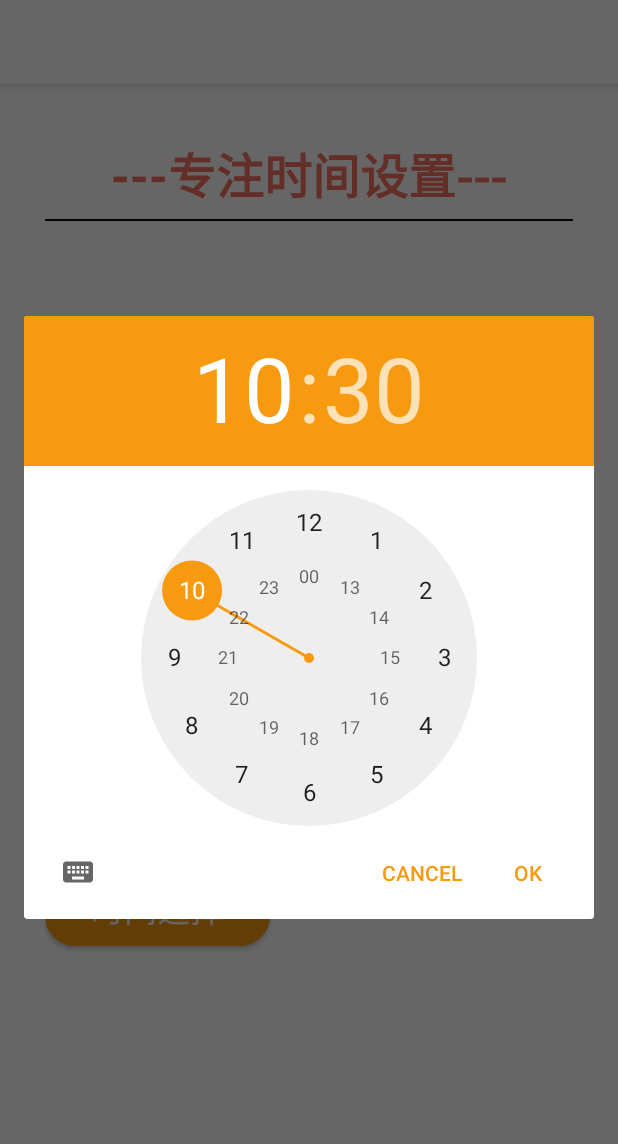
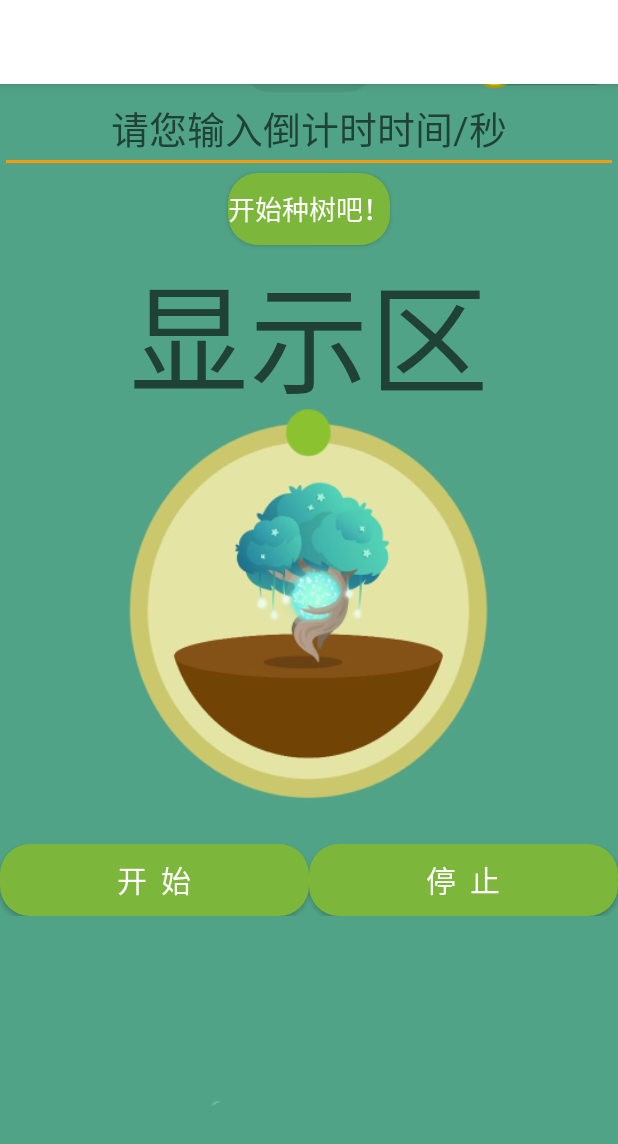
Before and after one commit to SongXingchen19/com.swufe.work, an Android app: the MainActivity screen opened directly, with no data from a screen before it, after a tap on "时间选择", on a phone screen of 412 x 824 dp. Shown: the top 1144 px of the screen. Run offline under Robolectric (Android 15) with nearby library versions, the phone set to English and light mode, and no system bars.

Commit message:
activity_main 界面设计 第8次 添加跳转页面 SecondActivity activty_second

```diff
--- a/app/src/main/AndroidManifest.xml
+++ b/app/src/main/AndroidManifest.xml
@@ -4,11 +4,12 @@
 
     <application
         android:allowBackup="true"
-        android:icon="@mipmap/bg2"
+        android:icon="@mipmap/bg3"
         android:label="@string/app_name"
-        android:roundIcon="@mipmap/bg2"
+        android:roundIcon="@mipmap/bg3"
         android:supportsRtl="true"
         android:theme="@style/AppTheme">
+        <activity android:name=".SecondActivity"></activity>
         <activity android:name=".ThirdActivity">
             <intent-filter>
                 <action android:name="android.intent.action.MAIN" />
@@ -16,9 +17,7 @@
                 <category android:name="android.intent.category.LAUNCHER" />
             </intent-filter>
         </activity>
-        <activity android:name=".MainActivity">
-
-        </activity>
+        <activity android:name=".MainActivity"></activity>
     </application>
 
 </manifest>
--- a/app/src/main/java/com/swufe/comswufework/MainActivity.java
+++ b/app/src/main/java/com/swufe/comswufework/MainActivity.java
@@ -50,6 +50,10 @@ public class MainActivity extends AppCompatActivity implements View.OnClickListe
         calendar = Calendar.getInstance();
 
 
+
+        //跳转到计时页面
+        Button button = (Button) findViewById(R.id.time);
+
     }
 
     @Override
@@ -62,7 +66,9 @@ public class MainActivity extends AppCompatActivity implements View.OnClickListe
                 showDialogTwo();
                 break;
             case R.id.time:
-                showTime();
+                Intent intent = new Intent();
+                intent.setClass(MainActivity.this,SecondActivity.class);
+                startActivity(intent);
                 break;
         }
     }
@@ -145,7 +151,9 @@ public class MainActivity extends AppCompatActivity implements View.OnClickListe
         dialog.getWindow().setSoftInputMode(WindowManager.LayoutParams.SOFT_INPUT_STATE_HIDDEN);
     }
 
-    private void showTime() {
+
+    //修改前，用于点出TimePickerDialog
+    /*private void showTime() {
         timePickerDialog = new TimePickerDialog(this, new TimePickerDialog.OnTimeSetListener() {
             @Override
             public void onTimeSet(TimePicker view, int hourOfDay, int minute) {
@@ -171,5 +179,5 @@ public class MainActivity extends AppCompatActivity implements View.OnClickListe
         }, calendar.get(Calendar.HOUR_OF_DAY), calendar.get(Calendar.MINUTE), true);
         timePickerDialog.show();
         timePickerDialog.getWindow().setSoftInputMode(WindowManager.LayoutParams.SOFT_INPUT_STATE_HIDDEN);
-    }
+    }*/
 }
--- /dev/null
+++ b/app/src/main/java/com/swufe/comswufework/SecondActivity.java
@@ -0,0 +1,87 @@
+package com.swufe.comswufework;
+
+
+import androidx.annotation.NonNull;
+import androidx.appcompat.app.AppCompatActivity;
+
+import android.os.Bundle;
+import android.os.Handler;
+import android.os.Message;
+import android.view.View;
+import android.widget.Button;
+import android.widget.EditText;
+import android.widget.TextView;
+
+import java.util.Timer;
+import java.util.TimerTask;
+
+public class SecondActivity extends AppCompatActivity implements View.OnClickListener {
+
+    private EditText input_time;
+    private Button getTime,startTime,stopTime;
+    private TextView time;
+    private int i = 0;
+    private Timer timer = null;
+    private TimerTask task = null;
+
+    @Override
+    protected void onCreate(Bundle savedInstanceState) {
+        super.onCreate( savedInstanceState );
+        setContentView( R.layout.activity_second );
+        initView();
+    }
+
+    private void initView(){
+        input_time = (EditText) findViewById( R.id.input_time );
+        getTime = (Button) findViewById( R.id.get_time );
+        startTime = (Button) findViewById( R.id.start_time );
+        stopTime = (Button) findViewById( R.id.stop_time );
+        time = (TextView) findViewById( R.id.time );
+        getTime.setOnClickListener( this );
+        stopTime.setOnClickListener( this );
+        startTime.setOnClickListener( this );
+    }
+
+    @Override
+    public void onClick(View v) {
+        switch (v.getId()) {
+            case R.id.get_time:
+                time.setText( input_time.getText().toString() );
+                i = Integer.parseInt( input_time.getText().toString() );
+                break;
+            case R.id.start_time:
+                StartTime();
+                break;
+            case R.id.stop_time:
+                StopTime();
+                break;
+        }
+    }
+
+
+    private Handler mHandler = new Handler(){
+        public void handleMessage(Message msg) {
+            time.setText(msg.arg1+"");
+            StartTime();
+        };
+    };
+
+    public void StartTime(){
+        timer = new Timer();
+        task = new TimerTask() {
+            @Override
+            public void run() {
+                i--;
+                Message message = mHandler.obtainMessage();
+                message.arg1 = i;
+                mHandler.sendMessage( message );
+            }
+        };
+        timer.schedule( task, 1000 );
+    }
+
+    public void StopTime(){
+        timer.cancel();
+    }
+
+}
--- a/app/src/main/res/layout/activity_main.xml
+++ b/app/src/main/res/layout/activity_main.xml
@@ -92,12 +92,6 @@
         android:textColor="#ffffff"
         android:background="@drawable/button_bg"/>
 
-    <TextView
-        android:id="@+id/day_time"
-        android:layout_width="206dp"
-        android:layout_height="39dp"
-        android:lineSpacingExtra="27dp"
-        android:textColor="#333333"
-        android:textSize="15sp"/>
+
 
 </LinearLayout>
--- /dev/null
+++ b/app/src/main/res/layout/activity_second.xml
@@ -0,0 +1,66 @@
+<?xml version="1.0" encoding="utf-8"?>
+<LinearLayout xmlns:android="http://schemas.android.com/apk/res/android"
+    xmlns:app="http://schemas.android.com/apk/res-auto"
+    xmlns:tools="http://schemas.android.com/tools"
+    android:layout_width="match_parent"
+    android:layout_height="match_parent"
+    android:background="@mipmap/bg3"
+    android:orientation="vertical"
+    tools:context=".SecondActivity">
+
+    <EditText
+        android:gravity="center"
+        android:textSize="25dp"
+        android:hint="请您输入倒计时时间/秒"
+        android:id="@+id/input_time"
+        android:layout_width="match_parent"
+        android:layout_height="wrap_content"
+        android:ems="10"
+        android:inputType="textPersonName" />
+
+    <Button
+        android:layout_gravity="center"
+        android:textSize="18dp"
+        android:textColor="@android:color/white"
+        android:background="@drawable/button_bg2"
+        android:id="@+id/get_time"
+        android:layout_width="wrap_content"
+        android:layout_height="wrap_content"
+        android:text="开始种树吧！" />
+
+    <TextView
+        android:hint="显示区"
+        android:textColor="#EE7600"
+        android:gravity="center"
+        android:textSize="80dp"
+        android:id="@+id/time"
+        android:layout_width="match_parent"
+        android:layout_height="wrap_content" />
+
+    <LinearLayout
+        android:layout_marginTop="280dp"
+        android:layout_width="match_parent"
+        android:layout_height="wrap_content"
+        android:orientation="horizontal">
+        <Button
+            android:layout_weight="1"
+            android:background="@drawable/button_bg2"
+            android:id="@+id/start_time"
+            android:layout_width="match_parent"
+            android:layout_height="wrap_content"
+            android:textColor="@android:color/white"
+            android:textSize="20dp"
+            android:text="开  始" />
+        <Button
+            android:layout_toRightOf="@id/start_time"
+            android:layout_weight="1"
+            android:background="@drawable/button_bg2"
+            android:id="@+id/stop_time"
+            android:layout_width="match_parent"
+            android:layout_height="wrap_content"
+            android:textColor="@android:color/white"
+            android:textSize="20dp"
+            android:text="停  止" />
+    </LinearLayout>
+
+</LinearLayout>
```
Also changed, not shown: app/src/main/res/mipmap-xxhdpi/bg3.jpg (added).
